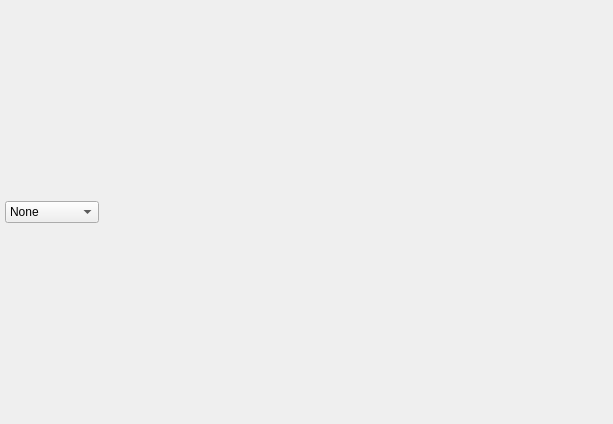
Martian-Technologies/Logic-Graph-Creator, file src/gui/circuitViewUi.ui: the form before one commit.
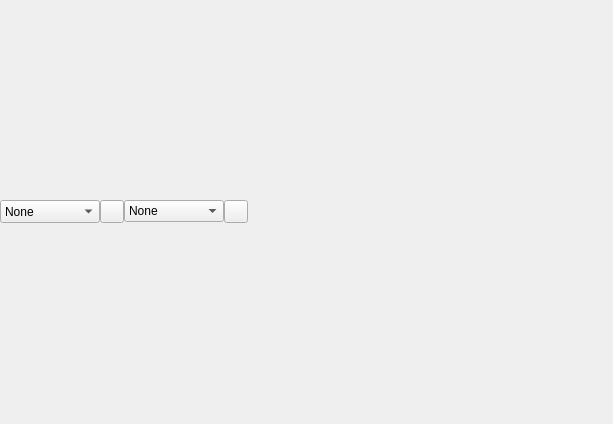
The form after the commit. Icons and pictures are not drawn.

Commit message: circuit view management!!!!

Patch:
```diff
--- a/src/gui/circuitViewUi.ui
+++ b/src/gui/circuitViewUi.ui
@@ -39,16 +39,16 @@
      </property>
      <layout class="QHBoxLayout" name="horizontalLayout">
       <property name="spacing">
-       <number>-1</number>
+       <number>0</number>
       </property>
       <property name="leftMargin">
-       <number>5</number>
+       <number>0</number>
       </property>
       <property name="topMargin">
        <number>0</number>
       </property>
       <property name="rightMargin">
-       <number>5</number>
+       <number>0</number>
       </property>
       <property name="bottomMargin">
        <number>0</number>
@@ -56,21 +56,66 @@
       <item>
        <widget class="QComboBox" name="CircuitSelector">
         <property name="sizePolicy">
+         <sizepolicy hsizetype="Minimum" vsizetype="Minimum">
+          <horstretch>0</horstretch>
+          <verstretch>0</verstretch>
+         </sizepolicy>
+        </property>
+        <property name="minimumSize">
+         <size>
+          <width>100</width>
+          <height>20</height>
+         </size>
+        </property>
+        <item>
+         <property name="text">
+          <string>None</string>
+         </property>
+        </item>
+       </widget>
+      </item>
+      <item>
+       <widget class="QToolButton" name="NewCircuitButton">
+        <property name="text">
+         <string/>
+        </property>
+        <property name="icon">
+         <iconset theme="QIcon::ThemeIcon::ListAdd"/>
+        </property>
+        <property name="autoRaise">
+         <bool>false</bool>
+        </property>
+       </widget>
+      </item>
+      <item>
+       <widget class="QComboBox" name="EvaluatorSelector">
+        <property name="sizePolicy">
          <sizepolicy hsizetype="Maximum" vsizetype="Maximum">
           <horstretch>0</horstretch>
           <verstretch>0</verstretch>
          </sizepolicy>
         </property>
+        <property name="minimumSize">
+         <size>
+          <width>100</width>
+          <height>20</height>
+         </size>
+        </property>
         <item>
          <property name="text">
           <string>None</string>
          </property>
         </item>
-        <item>
-         <property name="text">
-          <string>New Circuit</string>
-         </property>
-        </item>
+       </widget>
+      </item>
+      <item>
+       <widget class="QToolButton" name="NewEvaluatorButton">
+        <property name="text">
+         <string/>
+        </property>
+        <property name="icon">
+         <iconset theme="QIcon::ThemeIcon::ListAdd"/>
+        </property>
        </widget>
       </item>
      </layout>
```
Left out of the diff: 4 changed lines with no effect on the pictures. The commit also changes 7 other files.
